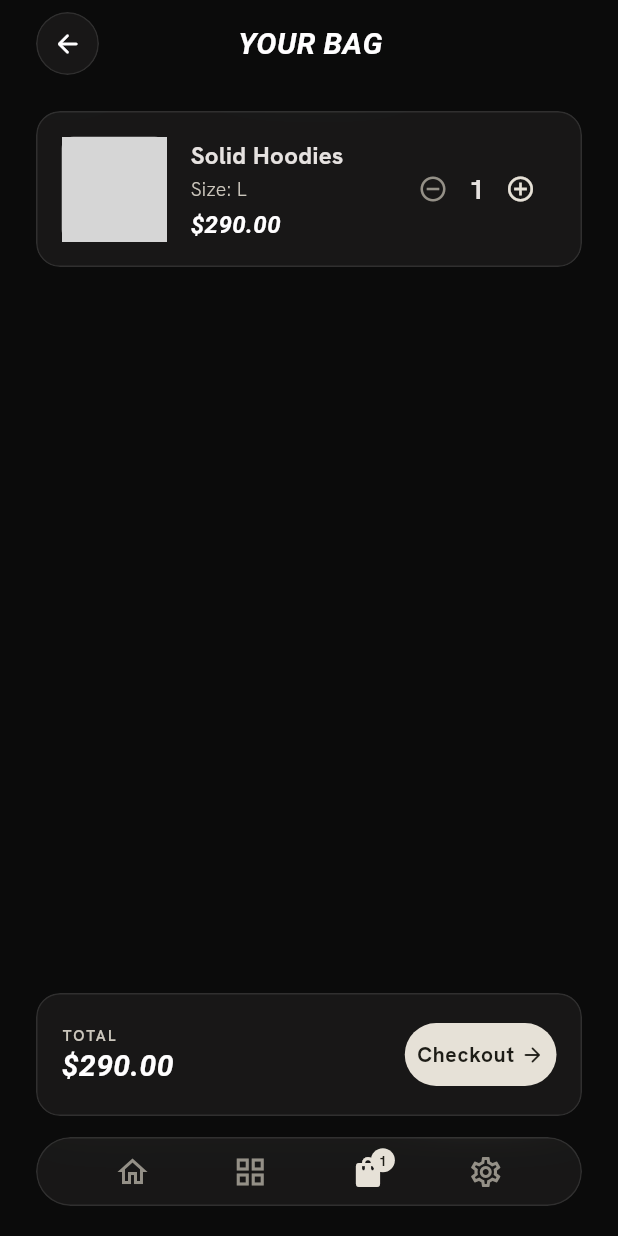
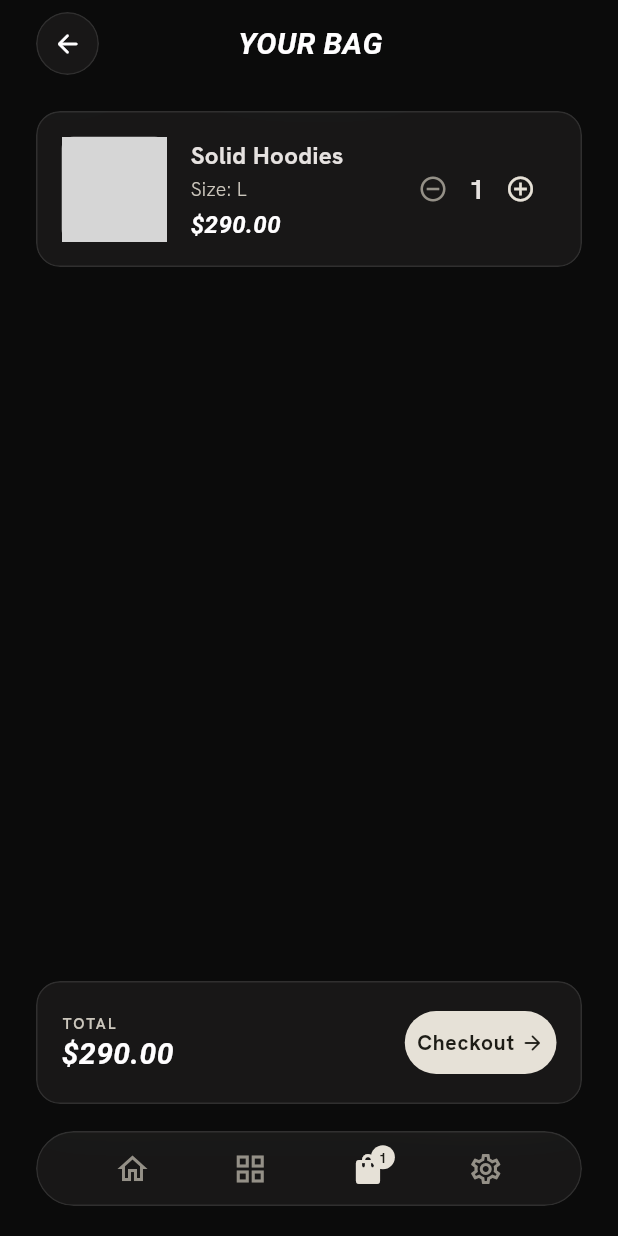
Before and after one commit to rudraksha-jadhav/Collections-fashion-e-commerce-app-, a Flutter app: the CartScreen screen opened by its route, after a tap on the "remove circle outline" icon, on a phone screen of 412 x 824 dp. Run offline on Flutter 3.47's test engine with Material 3 defaults, Android fonts, the phone set to English and light mode, and no system bars; drawn by our look-alikes of cached_network_image, flutter_animate; our stand-ins replace dio, flutter_riverpod, go_router, google_fonts, hive_flutter, shimmer; accounts and stored records are empty; network calls fail; grey boxes are pictures that could not be loaded.

Commit message:
fix: unify bottom navigation bar positioning with dynamic inset calculation across all screens

```diff
--- a/lib/core/widgets/collections_bottom_nav.dart
+++ b/lib/core/widgets/collections_bottom_nav.dart
@@ -14,18 +14,21 @@ class CollectionsBottomNav extends StatelessWidget {
     super.key,
     required this.currentIndex,
     required this.onTap,
-    this.cartItemCount = 2,
+    this.cartItemCount = 0,
   });
 
   @override
   Widget build(BuildContext context) {
+    final bottomInset = MediaQuery.of(context).padding.bottom;
+    final bottomOffset = bottomInset > 0 ? bottomInset + 8 : 20.0;
+
     return Positioned(
-      bottom: 20,
+      bottom: bottomOffset,
       left: AppSpacing.lg,
       right: AppSpacing.lg,
       child: GlassCard(
         borderRadius: AppRadius.radiusFull,
-        padding: const EdgeInsets.symmetric(horizontal: AppSpacing.lg, vertical: 10),
+        padding: const EdgeInsets.symmetric(horizontal: AppSpacing.lg, vertical: 12),
         child: Row(
           mainAxisAlignment: MainAxisAlignment.spaceAround,
           children: [
--- a/lib/features/cart/presentation/screens/cart_screen.dart
+++ b/lib/features/cart/presentation/screens/cart_screen.dart
@@ -21,6 +21,7 @@ class CartScreen extends ConsumerWidget {
     final cartItems = ref.watch(cartProvider);
     final totalPrice = ref.watch(cartTotalProvider);
     final cartCount = ref.watch(cartCountProvider);
+    final bottomInset = MediaQuery.of(context).padding.bottom;
 
     return Scaffold(
       backgroundColor: AppColors.background,
@@ -28,7 +29,7 @@ class CartScreen extends ConsumerWidget {
         children: [
           SafeArea(
             child: Padding(
-              padding: const EdgeInsets.only(left: AppSpacing.lg, right: AppSpacing.lg, top: AppSpacing.sm, bottom: 180),
+              padding: EdgeInsets.only(left: AppSpacing.lg, right: AppSpacing.lg, top: AppSpacing.sm, bottom: cartItems.isNotEmpty ? 190 : 100),
               child: Column(
                 crossAxisAlignment: CrossAxisAlignment.start,
                 children: [
@@ -122,7 +123,7 @@ class CartScreen extends ConsumerWidget {
           ),
           if (cartItems.isNotEmpty)
             Positioned(
-              bottom: 80,
+              bottom: bottomInset > 0 ? bottomInset + 76 : 88,
               left: AppSpacing.lg,
               right: AppSpacing.lg,
               child: GlassCard(
```
